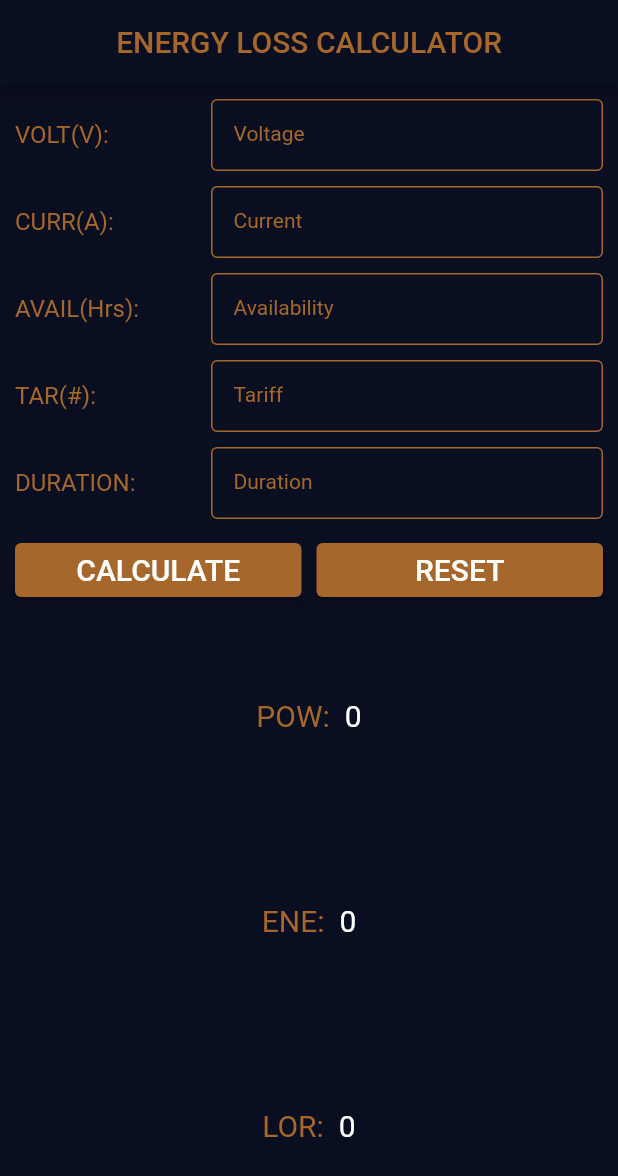
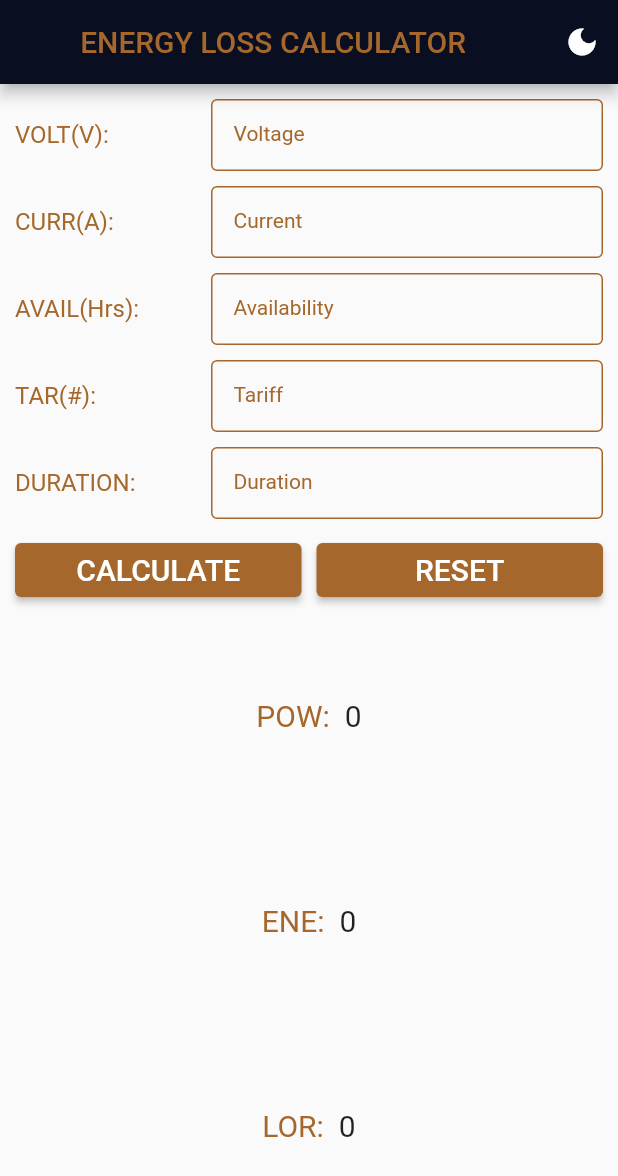
Before and after one commit to ZeggyRaph/ENERGY-LOSS-CALCULATOR, a Flutter app: the screen it shows after launch, on a phone screen of 412 x 824 dp. Shown: the top 1176 px of the screen. Run offline on Flutter 3.47's test engine with Material 2 defaults, Android fonts, the phone set to English and light mode, and no system bars.

Commit message:
Added Light and Dark Modes

```diff
--- a/lib/landscape.dart
+++ b/lib/landscape.dart
@@ -52,7 +52,7 @@ class _LandscapeViewState extends State<LandscapeView> {
                       'To make the keyboard disappear, Tap anywhere outside the input fields.',
                       style: TextStyle(
                         fontSize: 10.0,
-                        color: Colors.white,
+                        color: Color(0xFFA5672B),
                       ),
                     ),
                   ],
--- a/lib/main.dart
+++ b/lib/main.dart
@@ -2,6 +2,7 @@ import 'package:flutter/material.dart';
 import 'portrait.dart';
 import 'landscape.dart';
 import 'package:flutter/services.dart';
+import 'palette.dart';
 
 void main() {
   WidgetsFlutterBinding.ensureInitialized();
@@ -23,24 +24,52 @@ void main() {
 }
 
 class EnergylossCalculator extends StatelessWidget {
+// Using "static" so that we can easily access it later
+  static final ValueNotifier<ThemeMode> themeNotifier =
+      ValueNotifier(ThemeMode.light);
+
   @override
   Widget build(BuildContext context) {
     //double width = MediaQuery.of(context).size.width;
     // double height = MediaQuery.of(context).size.height;
+    return ValueListenableBuilder<ThemeMode>(
+        valueListenable: themeNotifier,
+        builder: (_, ThemeMode currentMode, __) {
           return MaterialApp(
             //TO REMOVE THE DEBUG BANNER
             debugShowCheckedModeBanner: false,
 
             //USING THE MATERIALAPP THEME PROPS.
-      theme: ThemeData.dark().copyWith(
+            /* theme: ThemeData.dark().copyWith(
               scaffoldBackgroundColor: Color(0xFF0A0E21),
               appBarTheme: AppBarTheme(
                 // primaryColor: Color(0xFF0A0E21),
                 backgroundColor: Color(0xFF0A0E21),
               ),
+            ),*/
+            theme: ThemeData(
+              //scaffoldBackgroundColor: Colors.blue,
+              // accentColor: Colors.red,
+              // brightness: Brightness.dark,
+              // primaryColor: Colors.teal
+
+              //For light mode appbar color
+              primarySwatch: Palette.myColor,
             ),
+            darkTheme: ThemeData.dark().copyWith(
+              //For darkmode scaffold color
+              scaffoldBackgroundColor: Color(0xFF0A0E21),
+
+              //For darkmode appBar color
+              appBarTheme: AppBarTheme(
+                backgroundColor: Color(0xFF0A0E21),
+              ),
+            ),
+            themeMode: currentMode,
+
             home: MainPage(),
           );
+        });
   }
 }
 
@@ -64,6 +93,20 @@ class _MainPageState extends State<MainPage> {
         resizeToAvoidBottomInset: false,
         // CENTERING AND STYLING THE APPBAR
         appBar: AppBar(
+          actions: [
+            IconButton(
+                icon: Icon(
+                    EnergylossCalculator.themeNotifier.value == ThemeMode.light
+                        ? Icons.dark_mode
+                        : Icons.light_mode),
+                onPressed: () {
+                  EnergylossCalculator.themeNotifier.value =
+                      EnergylossCalculator.themeNotifier.value ==
+                              ThemeMode.light
+                          ? ThemeMode.dark
+                          : ThemeMode.light;
+                })
+          ],
           title: Center(
             child: Text(
               'ENERGY LOSS CALCULATOR',
--- /dev/null
+++ b/lib/palette.dart
@@ -0,0 +1,20 @@
+import 'package:flutter/material.dart';
+
+// used to create color palette for the primarySwatch color in the light theme appbar.
+class Palette {
+  static const MaterialColor myColor = const MaterialColor(
+    0xFF0A0E21,
+    const <int, Color>{
+      50: const Color(0xff090d1e),
+      100: const Color(0xff080b1a),
+      200: const Color(0xff070a17),
+      300: const Color(0xff060814),
+      400: const Color(0xff050711),
+      500: const Color(0xff04060d),
+      600: const Color(0xff03040a),
+      700: const Color(0xff020307),
+      800: const Color(0xff010103),
+      900: const Color(0xff000000),
+    },
+  );
+}
```
Lines whose indentation alone changed are shown as unchanged.
